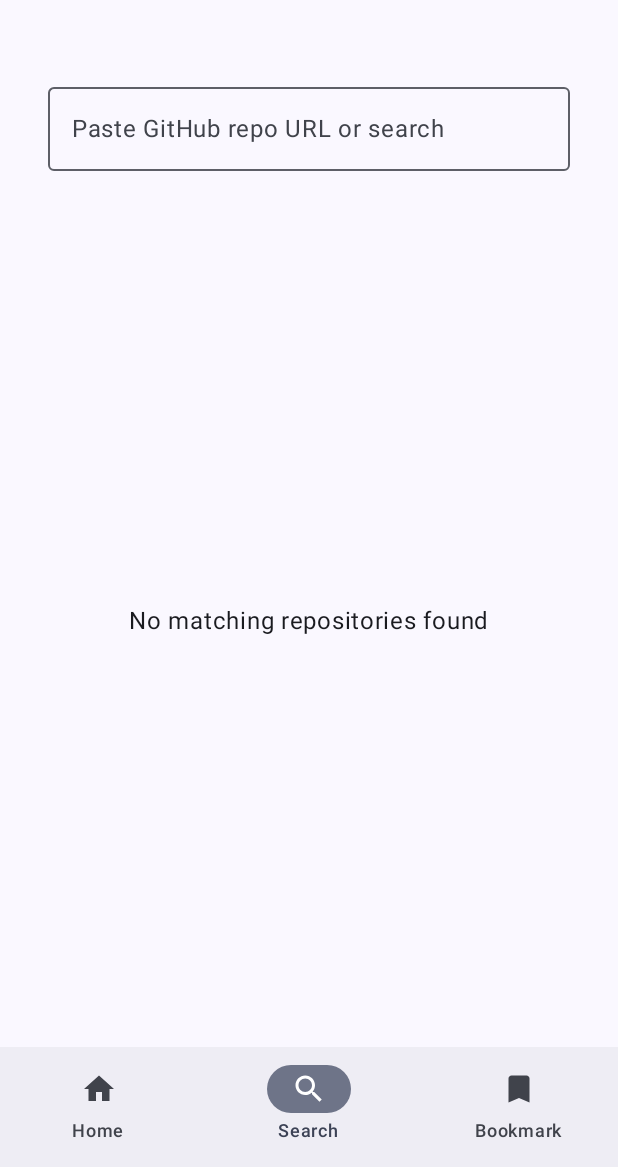
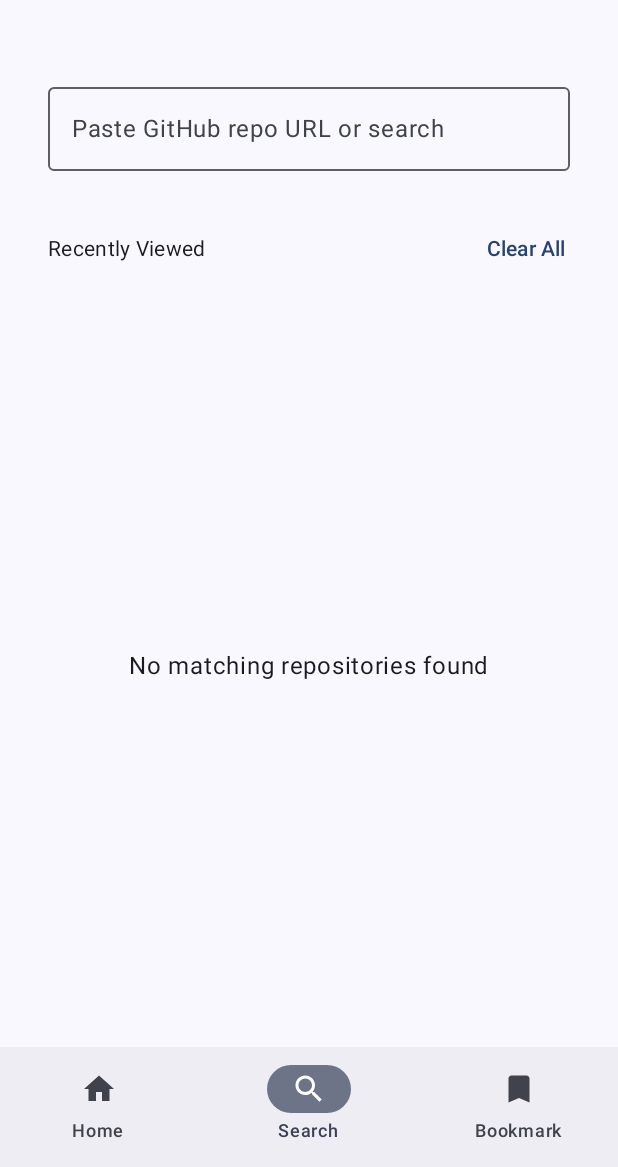
Before and after one commit to smash-cracker/app-drop, an Android app built with Jetpack Compose: the screen it shows after launch (MainActivity), item 2 of the bottom bar chosen, on a phone screen of 412 x 824 dp, the part 69-1236 px from its top. Run offline under Robolectric (Android 15) with nearby library versions, the phone set to English and light mode, and no system bars.

Commit message:
feat : added recently viewed and clear all(search)

```diff
--- a/app/src/main/java/com/example/githubappmanager/RepoViewModel.kt
+++ b/app/src/main/java/com/example/githubappmanager/RepoViewModel.kt
@@ -10,9 +10,7 @@ import com.example.githubappmanager.network.GitHubApiClient
 import com.example.githubappmanager.utils.AppInstallManager
 import com.example.githubappmanager.utils.ApkDownloader
 import com.example.githubappmanager.utils.DownloadProgress
-import kotlinx.coroutines.flow.StateFlow
-import kotlinx.coroutines.flow.asStateFlow
-import kotlinx.coroutines.flow.MutableStateFlow
+import kotlinx.coroutines.flow.*
 import kotlinx.coroutines.launch
 
 class RepoViewModel(application: Application) : AndroidViewModel(application) {
@@ -30,6 +28,36 @@ class RepoViewModel(application: Application) : AndroidViewModel(application) {
 
     val repos = repoDataStore.repos
 
+    // ----------------------------
+    // Recently Viewed Management
+    // ----------------------------
+    private val _recentlyViewed = MutableStateFlow<List<GitHubRepo>>(emptyList())
+    val recentlyViewed: StateFlow<List<GitHubRepo>> = _recentlyViewed.asStateFlow()
+
+    init {
+        // Load any stored recently viewed repos on startup
+        viewModelScope.launch {
+            repoDataStore.recentlyViewedRepos.collect { list ->
+                _recentlyViewed.value = list
+            }
+        }
+    }
+
+    fun addRecentlyViewed(repo: GitHubRepo) {
+        viewModelScope.launch {
+            repoDataStore.addRecentlyViewed(repo)
+        }
+    }
+
+    fun clearRecentlyViewed() {
+        viewModelScope.launch {
+            repoDataStore.clearRecentlyViewed()
+        }
+    }
+
+    // ----------------------------
+    // Repo Management
+    // ----------------------------
     fun addRepo(url: String) {
         viewModelScope.launch {
             _isLoading.value = true
@@ -75,7 +103,7 @@ class RepoViewModel(application: Application) : AndroidViewModel(application) {
 
                 repoDataStore.updateRepo(updatedRepo)
             } catch (e: Exception) {
-                // Handle error silently for refresh
+                Log.e("RepoViewModel", "refreshRepo failed", e)
             }
         }
     }
@@ -105,7 +133,7 @@ class RepoViewModel(application: Application) : AndroidViewModel(application) {
                         // Clear progress after installation
                         _downloadProgress.value = _downloadProgress.value - repo.url
                     } else if (progress.error != null) {
-                        // Keep error state for UI to show
+                        Log.e("RepoViewModel", "APK download failed: ${progress.error}")
                     }
                 }
         }
--- a/app/src/main/java/com/example/githubappmanager/widgets/SearchBar.kt
+++ b/app/src/main/java/com/example/githubappmanager/widgets/SearchBar.kt
@@ -5,6 +5,7 @@ import androidx.compose.foundation.text.KeyboardActions
 import androidx.compose.foundation.text.KeyboardOptions
 import androidx.compose.material3.*
 import androidx.compose.runtime.*
+import androidx.compose.ui.Alignment
 import androidx.compose.ui.Modifier
 import androidx.compose.ui.text.input.ImeAction
 import androidx.compose.ui.unit.dp
@@ -35,6 +36,12 @@ fun SearchBar(
     val error = remember(inputText) { validateGithubUrl(inputText) }
     val isValid = error == null
 
+    Column(
+        modifier = modifier
+            .fillMaxWidth()
+            .padding(16.dp)
+    ) {
+        // --- Search input box ---
         OutlinedTextField(
             value = inputText,
             onValueChange = { inputText = it },
@@ -59,10 +66,30 @@ fun SearchBar(
                     }
                 }
             ),
-        modifier = modifier
-            .fillMaxWidth()
-            .padding(16.dp)
+            modifier = Modifier.fillMaxWidth()
         )
+
+        Spacer(modifier = Modifier.height(12.dp))
+
+        // --- Recently Viewed + Clear All Row ---
+        Row(
+            modifier = Modifier.fillMaxWidth(),
+            horizontalArrangement = Arrangement.SpaceBetween,
+            verticalAlignment = Alignment.CenterVertically
+        ) {
+            Text(
+                text = "Recently Viewed",
+                style = MaterialTheme.typography.bodyMedium
+            )
+
+            TextButton(
+                onClick = { viewModel.clearRecentlyViewed() },
+                contentPadding = PaddingValues(0.dp)
+            ) {
+                Text("Clear All")
+            }
+        }
+    }
 }
 
 /** Returns null if valid, else an error string. */
```
Also changed, not shown: app/src/main/java/com/example/githubappmanager/data/RepoDataStore.kt (+33 -7 lines). Lines whose indentation alone changed are shown as unchanged.
